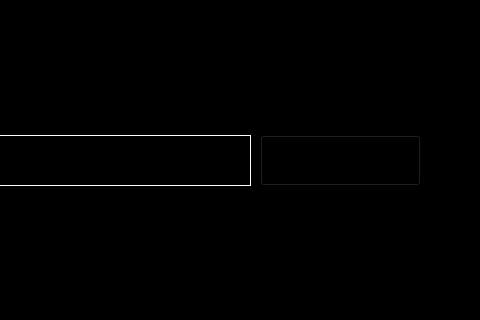
Old version of the form Resources/template.ui in the repository hsmaharaj1/youvloader; both pictures show x 420 to 900 and y 115 to 435 of the 900 by 600 pixel window.
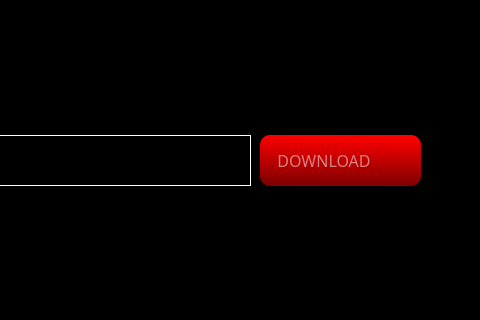
New version of the form. Icons and pictures are not drawn.

```diff
--- a/Resources/template.ui
+++ b/Resources/template.ui
@@ -182,14 +182,32 @@
      </font>
     </property>
     <property name="styleSheet">
-     <string notr="true">color: rgb(255, 255, 255);
+     <string notr="true">QComboBox{
+color: rgb(255, 255, 255);
 background-color:qlineargradient(spread:pad, x1:0.412, y1:0.982955, x2:0.457, y2:0, stop:0 rgba(128, 0, 0, 255), stop:1 rgba(255, 0, 0, 255));
 border-radius: 10px;
-
-QListView
-{
-background-color : lightgreen;
-}</string>
+}
+QComboBox:on{
+padding-top: 0px;
+padding-left: 0px;
+color: white;
+background-color: qlineargradient(spread:pad, x1:0.412, y1:0.982955, x2:0.457, y2:0, stop:0 rgba(128, 0, 0, 255), stop:1 rgba(255, 0, 0, 255));
+}
+QComboBox:!on{
+color: white;
+background-color: qlineargradient(spread:pad, x1:0.412, y1:0.982955, x2:0.457, y2:0, stop:0 rgba(128, 0, 0, 255), stop:1 rgba(255, 0, 0, 255));
+}
+QComboBox::drop-down{
+subcontrol-origin: padding;
+subcontrol-position: top right;
+border-top-right-radius: 10px;
+border-bottom-right-radius: 10px;
+}
+QComboBox QAbstractItemView{
+background-color: qlineargradient(spread:pad, x1:0.412, y1:0.982955, x2:0.457, y2:0, stop:0 rgba(128, 0, 0, 255), stop:1 rgba(255, 0, 0, 255));
+color: white;
+}
+</string>
     </property>
     <property name="placeholderText">
      <string notr="true">   DOWNLOAD</string>
```
